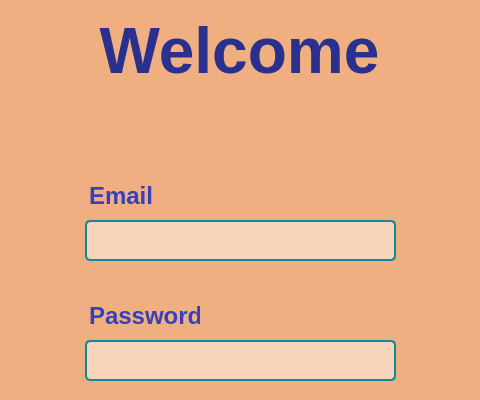
This is Gartic-Frontend/Gartic-Frontend/LoginWindow.ui in rusuuu/Professional-Googlers as Qt 5 draws it before an edit; both pictures show x 401 to 881 and y 0 to 400 of the 1280 by 720 pixel window. The edited form follows.
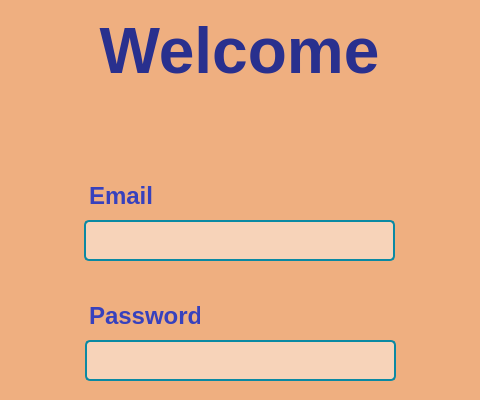
This is the edited form.

What changed in the file:
```diff
--- a/Gartic-Frontend/Gartic-Frontend/LoginWindow.ui
+++ b/Gartic-Frontend/Gartic-Frontend/LoginWindow.ui
@@ -116,7 +116,7 @@
    <widget class="QLineEdit" name="LoginEmailInput">
     <property name="geometry">
      <rect>
-      <x>486</x>
+      <x>485</x>
       <y>220</y>
       <width>311</width>
       <height>41</height>
```
